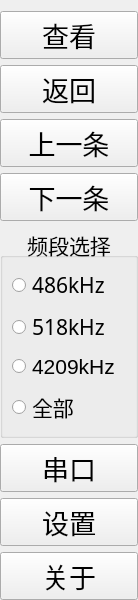
The window that control_panel.ui (GuoZhiyong/navtex_qt) describes before a commit, drawn with Qt 5.
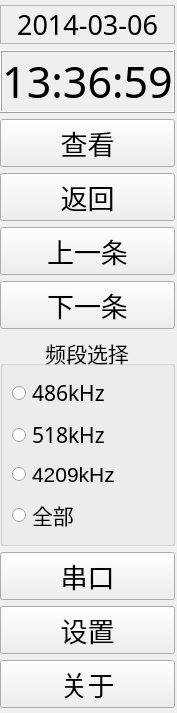
The same window after the commit.

Commit message: normal commit ready to write panel_setup

The edit to the form file:
```diff
--- a/control_panel.ui
+++ b/control_panel.ui
@@ -6,8 +6,8 @@
    <rect>
     <x>0</x>
     <y>0</y>
-    <width>138</width>
-    <height>600</height>
+    <width>142</width>
+    <height>574</height>
    </rect>
   </property>
   <property name="windowTitle">
@@ -23,12 +23,65 @@
    <property name="leftMargin">
     <number>0</number>
    </property>
+   <property name="topMargin">
+    <number>5</number>
+   </property>
    <property name="rightMargin">
-    <number>0</number>
+    <number>2</number>
    </property>
    <property name="bottomMargin">
-    <number>0</number>
+    <number>5</number>
    </property>
+   <item>
+    <widget class="QLabel" name="lbl_datetime">
+     <property name="font">
+      <font>
+       <family>WenQuanYi Micro Hei Mono</family>
+       <pointsize>20</pointsize>
+      </font>
+     </property>
+     <property name="frameShape">
+      <enum>QFrame::StyledPanel</enum>
+     </property>
+     <property name="frameShadow">
+      <enum>QFrame::Raised</enum>
+     </property>
+     <property name="lineWidth">
+      <number>1</number>
+     </property>
+     <property name="text">
+      <string>2014-03-06</string>
+     </property>
+     <property name="textFormat">
+      <enum>Qt::PlainText</enum>
+     </property>
+     <property name="alignment">
+      <set>Qt::AlignCenter</set>
+     </property>
+    </widget>
+   </item>
+   <item>
+    <widget class="QLabel" name="label">
+     <property name="font">
+      <font>
+       <family>WenQuanYi Micro Hei</family>
+       <pointsize>32</pointsize>
+      </font>
+     </property>
+     <property name="frameShape">
+      <enum>QFrame::Box</enum>
+     </property>
+     <property name="frameShadow">
+      <enum>QFrame::Raised</enum>
+     </property>
+     <property name="text">
+      <string>13:36:59</string>
+     </property>
+     <property name="alignment">
+      <set>Qt::AlignCenter</set>
+     </property>
+    </widget>
+   </item>
    <item>
     <widget class="QPushButton" name="btn_pnl_detail">
      <property name="font">
```
The commit also changes 10 other files.
